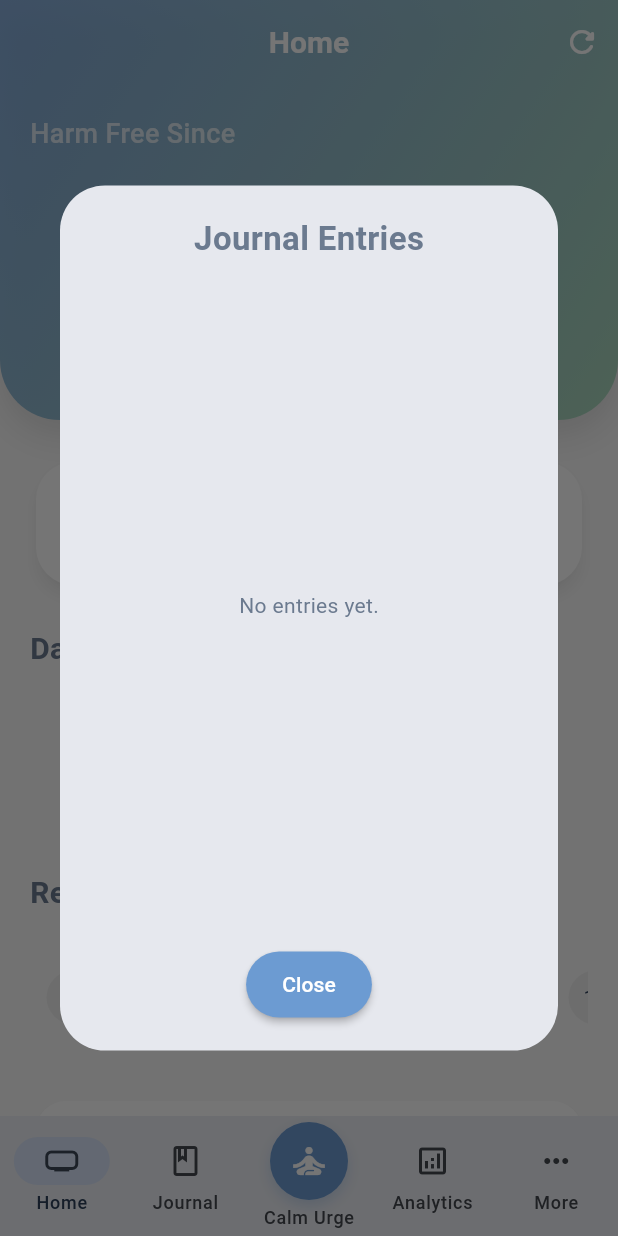
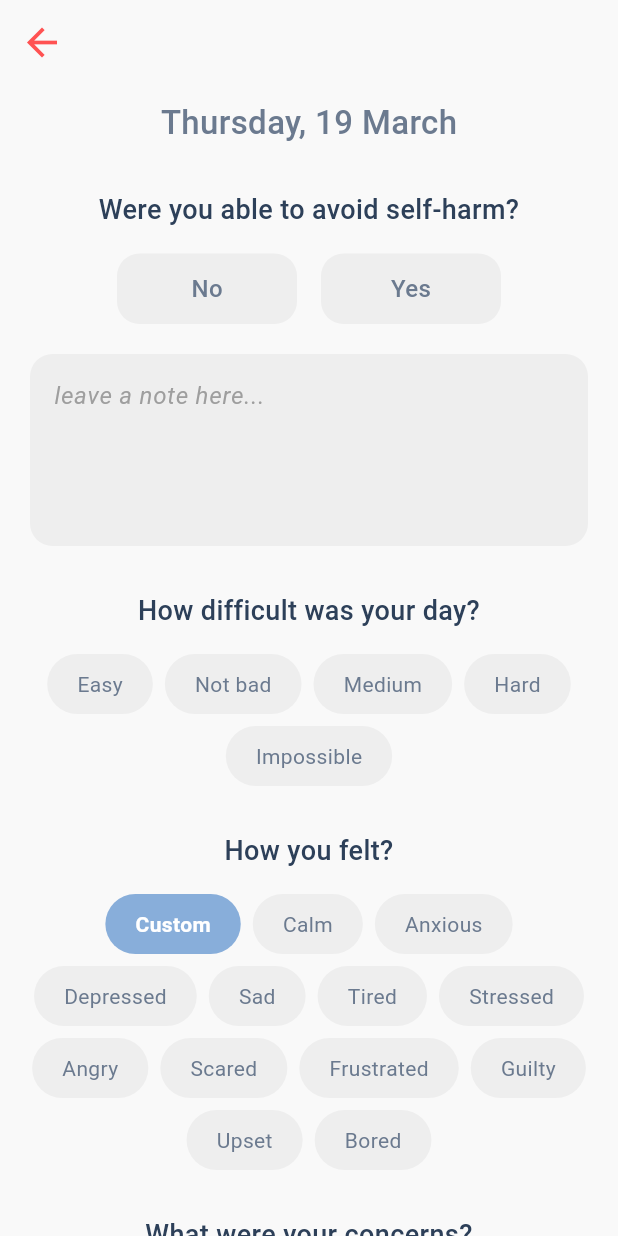
Before and after one commit to Kural002/calm_urge, a Flutter app: the screen it shows after launch, after a tap on "Track", on a phone screen of 412 x 824 dp. Run offline on Flutter 3.47's test engine with Material 3 defaults, Android fonts, the phone set to English and light mode, and no system bars; our stand-ins replace hive, hive_flutter; accounts and stored records are empty; Roboto replaces fonts that are missing (Poppins).

Commit message:
feat: redesign Track Screen and shrink journal calendar

```diff
--- a/lib/views/home/home_view.dart
+++ b/lib/views/home/home_view.dart
@@ -7,6 +7,7 @@ import '../../services/hive_service.dart';
 import '../../core/theme/app_theme.dart';
 import 'home_widgets.dart';
 import 'package:url_launcher/url_launcher.dart';
+import '../../views/track/track_view.dart';
 
 class HomeView extends StatefulWidget {
   const HomeView({super.key});
@@ -242,7 +243,10 @@ class _HomeViewState extends State<HomeView> with TickerProviderStateMixin {
                   label: 'Track',
                   color: AppTheme.primaryColor,
                   onTap: () {
-                    _showDailyTrack(context);
+                    Navigator.push(
+                      context,
+                      MaterialPageRoute(builder: (context) => const TrackView()),
+                    );
                   },
                 ),
               ),
@@ -445,75 +449,17 @@ class _HomeViewState extends State<HomeView> with TickerProviderStateMixin {
     );
   }
 
-  void _showDailyTrack(BuildContext context) {
-    final hive = Provider.of<HiveService>(context, listen: false);
-    final entries = hive.journalEntries
-      ..sort((a, b) => b.createdAt.compareTo(a.createdAt)); // newest first
-
-    showDialog(
-      context: context,
-      builder: (_) => Dialog(
-        shape: RoundedRectangleBorder(borderRadius: BorderRadius.circular(30)),
-        child: Container(
-          width: double.maxFinite,
-          constraints: BoxConstraints(
-            maxHeight: MediaQuery.of(context).size.height * 0.7,
-          ),
-          padding: const EdgeInsets.all(20),
-          child: Column(
-            mainAxisSize: MainAxisSize.min,
-            children: [
-              const Text(
-                'Journal Entries',
-                style: TextStyle(fontSize: 22, fontWeight: FontWeight.bold),
-              ),
-              const SizedBox(height: 16),
-              Expanded(
-                child: entries.isEmpty
-                    ? const Center(child: Text('No entries yet.'))
-                    : ListView.builder(
-                        itemCount: entries.length,
-                        itemBuilder: (context, index) {
-                          final entry = entries[index];
-                          return Card(
-                            margin: const EdgeInsets.only(bottom: 8),
-                            child: ListTile(
-                              title: Text(entry.title),
-                              subtitle: Text(entry.content),
-                              trailing: Text(
-                                DateFormat.yMMMd().format(entry.createdAt),
-                                style: const TextStyle(fontSize: 12),
-                              ),
-                            ),
-                          );
-                        },
-                      ),
-              ),
-              const SizedBox(height: 16),
-              ElevatedButton(
-                onPressed: () => Navigator.pop(context),
-                child: const Text('Close'),
-              ),
-            ],
-          ),
-        ),
-      ),
-    );
-  }
-
   Future<void> _launchCommunityUrl() async {
     final Uri url = Uri.parse(
       'https://www.instagram.com/calmurge?igsh=M3kycXF2OG1yZjUw',
     );
     if (!await launchUrl(url, mode: LaunchMode.externalApplication)) {
-      // Show a snackbar or dialog if the link fails
-      if (context.mounted) {
-        ScaffoldMessenger.of(context).showSnackBar(
-          const SnackBar(
-            content: Text('Could not open the link. Please try again later.'),
-          ),
-        );
-      }
+      if (!mounted) return;
+      ScaffoldMessenger.of(context).showSnackBar(
+        const SnackBar(
+          content: Text('Could not open the link. Please try again later.'),
+        ),
+      );
     }
   }
 
--- a/lib/views/journal/journal_view.dart
+++ b/lib/views/journal/journal_view.dart
@@ -104,8 +104,8 @@ class _JournalViewState extends State<JournalView>
         7; // 0 = Sunday
 
     return Container(
-      padding: const EdgeInsets.all(16),
-      margin: const EdgeInsets.all(16),
+      padding: const EdgeInsets.all(12), // Reduced padding
+      margin: const EdgeInsets.symmetric(horizontal: 32, vertical: 12), // Added more horizontal margin to shrink calendar
       decoration: BoxDecoration(
         color: Colors.white,
         borderRadius: BorderRadius.circular(20),
@@ -142,7 +142,7 @@ class _JournalViewState extends State<JournalView>
             physics: const NeverScrollableScrollPhysics(),
             gridDelegate: const SliverGridDelegateWithFixedCrossAxisCount(
               crossAxisCount: 7,
-              childAspectRatio: 1,
+              childAspectRatio: 1.2, // Slightly wider than tall to reduce vertical height
             ),
             itemCount: 42,
             itemBuilder: (context, index) {
--- /dev/null
+++ b/lib/views/track/track_view.dart
@@ -0,0 +1,371 @@
+import 'package:flutter/material.dart';
+import 'package:provider/provider.dart';
+import 'package:intl/intl.dart';
+import 'package:uuid/uuid.dart';
+
+import '../../core/theme/app_theme.dart';
+import '../../models/journal_entry.dart';
+import '../../services/hive_service.dart';
+
+class TrackView extends StatefulWidget {
+  const TrackView({super.key});
+
+  @override
+  State<TrackView> createState() => _TrackViewState();
+}
+
+class _TrackViewState extends State<TrackView> {
+  // Selections
+  bool? _avoidedSelfHarm;
+  final TextEditingController _noteController = TextEditingController();
+  String? _difficulty;
+  final Set<String> _feelings = {};
+  final Set<String> _concerns = {};
+
+  // Custom inputs
+  final List<String> _customFeelings = [];
+  final List<String> _customConcerns = [];
+
+  // Options matching the screenshot
+  final List<String> _difficultyOptions = [
+    'Easy',
+    'Not bad',
+    'Medium',
+    'Hard',
+    'Impossible'
+  ];
+
+  final List<String> _feelingsOptions = [
+    'Calm', 'Anxious', 'Depressed', 'Sad',
+    'Tired', 'Stressed', 'Angry', 'Scared',
+    'Frustrated', 'Guilty', 'Upset', 'Bored'
+  ];
+
+  final List<String> _concernsOptions = [
+    'Work', 'Love', 'Study', 'Friends',
+    'Past', 'Financial', 'Future', 'Health',
+    'Food', 'Body', 'Family', 'Time'
+  ];
+
+  @override
+  void dispose() {
+    _noteController.dispose();
+    super.dispose();
+  }
+
+  void _saveEntry() async {
+    final hive = Provider.of<HiveService>(context, listen: false);
+
+    // Build the string representation of the entry
+    final buffer = StringBuffer();
+    if (_avoidedSelfHarm != null) {
+      buffer.writeln('Avoided self-harm: ${_avoidedSelfHarm! ? "Yes" : "No"}');
+    }
+    if (_noteController.text.trim().isNotEmpty) {
+      buffer.writeln('Note: ${_noteController.text.trim()}');
+    }
+    if (_difficulty != null) {
+      buffer.writeln('Difficulty: $_difficulty');
+    }
+    if (_feelings.isNotEmpty) {
+      buffer.writeln('Feelings: ${_feelings.join(", ")}');
+    }
+    if (_concerns.isNotEmpty) {
+      buffer.writeln('Concerns: ${_concerns.join(", ")}');
+    }
+
+    final entry = JournalEntry(
+      id: const Uuid().v4(),
+      title: 'Daily Track',
+      content: buffer.toString().trim().isEmpty ? 'Empty track entry' : buffer.toString().trim(),
+      createdAt: DateTime.now(),
+    );
+
+    await hive.addJournalEntry(entry);
+    if (mounted) {
+      Navigator.pop(context);
+    }
+  }
+
+  void _addCustomOption(String title, Function(String) onAdd) {
+    final controller = TextEditingController();
+    showDialog(
+      context: context,
+      builder: (context) => AlertDialog(
+        title: Text('Add Custom $title'),
+        content: TextField(
+          controller: controller,
+          decoration: InputDecoration(
+            hintText: 'Enter your custom $title...',
+            border: const OutlineInputBorder(),
+          ),
+          autofocus: true,
+        ),
+        actions: [
+          TextButton(
+            onPressed: () => Navigator.pop(context),
+            child: const Text('Cancel'),
+          ),
+          ElevatedButton(
+            onPressed: () {
+              if (controller.text.trim().isNotEmpty) {
+                onAdd(controller.text.trim());
+              }
+              Navigator.pop(context);
+            },
+            child: const Text('Add'),
+          ),
+        ],
+      ),
+    );
+  }
+
+  @override
+  Widget build(BuildContext context) {
+    final todayStr = DateFormat('EEEE, d MMMM').format(DateTime.now());
+
+    return Scaffold(
+      appBar: AppBar(
+        leading: IconButton(
+          icon: const Icon(Icons.arrow_back, color: AppTheme.calmUrgeRed, size: 30),
+          onPressed: () => Navigator.pop(context),
+        ),
+      ),
+      body: SingleChildScrollView(
+        padding: const EdgeInsets.symmetric(horizontal: 20, vertical: 10),
+        child: Column(
+          crossAxisAlignment: CrossAxisAlignment.center,
+          children: [
+            Text(
+              todayStr,
+              style: const TextStyle(
+                fontSize: 22,
+                fontWeight: FontWeight.w500,
+                color: AppTheme.textSecondary,
+              ),
+            ),
+            const SizedBox(height: 30),
+
+            // Self Harm Section
+            const Text(
+              'Were you able to avoid self-harm?',
+              style: TextStyle(fontSize: 18, fontWeight: FontWeight.w500, color: AppTheme.textPrimary),
+              textAlign: TextAlign.center,
+            ),
+            const SizedBox(height: 16),
+            Row(
+              mainAxisAlignment: MainAxisAlignment.center,
+              children: [
+                _buildBinaryButton('No', _avoidedSelfHarm == false, () {
+                  setState(() => _avoidedSelfHarm = false);
+                }),
+                const SizedBox(width: 16),
+                _buildBinaryButton('Yes', _avoidedSelfHarm == true, () {
+                  setState(() => _avoidedSelfHarm = true);
+                }),
+              ],
+            ),
+            const SizedBox(height: 20),
+
+            // Note Text Field
+            Container(
+              decoration: BoxDecoration(
+                color: Colors.grey[200],
+                borderRadius: BorderRadius.circular(15),
+              ),
+              child: TextField(
+                controller: _noteController,
+                maxLines: 4,
+                decoration: InputDecoration(
+                  hintText: 'leave a note here...',
+                  hintStyle: TextStyle(color: Colors.grey[500], fontStyle: FontStyle.italic),
+                  border: InputBorder.none,
+                  contentPadding: const EdgeInsets.all(16),
+                ),
+              ),
+            ),
+            const SizedBox(height: 30),
+
+            // Difficulty Section
+            const Text(
+              'How difficult was your day?',
+              style: TextStyle(fontSize: 18, fontWeight: FontWeight.w500, color: AppTheme.textPrimary),
+              textAlign: TextAlign.center,
+            ),
+            const SizedBox(height: 16),
+            Wrap(
+              spacing: 8,
+              runSpacing: 8,
+              alignment: WrapAlignment.center,
+              children: _difficultyOptions.map((opt) {
+                final isSelected = _difficulty == opt;
+                return _buildPill(
+                  opt,
+                  isSelected,
+                  () => setState(() => _difficulty = opt),
+                );
+              }).toList(),
+            ),
+            const SizedBox(height: 30),
+
+            // Feelings Section
+            const Text(
+              'How you felt?',
+              style: TextStyle(fontSize: 18, fontWeight: FontWeight.w500, color: AppTheme.textPrimary),
+              textAlign: TextAlign.center,
+            ),
+            const SizedBox(height: 16),
+            Wrap(
+              spacing: 8,
+              runSpacing: 8,
+              alignment: WrapAlignment.center,
+              children: [
+                _buildCustomPill(() {
+                  _addCustomOption('feeling', (val) {
+                    setState(() {
+                      if (!_customFeelings.contains(val)) _customFeelings.add(val);
+                      _feelings.add(val);
+                    });
+                  });
+                }),
+                ..._customFeelings.map((opt) => _buildPill(
+                  opt,
+                  _feelings.contains(opt),
+                  () => setState(() {
+                    _feelings.contains(opt) ? _feelings.remove(opt) : _feelings.add(opt);
+                  }),
+                )),
+                ..._feelingsOptions.map((opt) => _buildPill(
+                  opt,
+                  _feelings.contains(opt),
+                  () => setState(() {
+                    _feelings.contains(opt) ? _feelings.remove(opt) : _feelings.add(opt);
+                  }),
+                )),
+              ],
+            ),
+            const SizedBox(height: 30),
+
+            // Concerns Section
+            const Text(
+              'What were your concerns?',
+              style: TextStyle(fontSize: 18, fontWeight: FontWeight.w500, color: AppTheme.textPrimary),
+              textAlign: TextAlign.center,
+            ),
+            const SizedBox(height: 16),
+            Wrap(
+              spacing: 8,
+              runSpacing: 8,
+              alignment: WrapAlignment.center,
+              children: [
+                _buildCustomPill(() {
+                  _addCustomOption('concern', (val) {
+                    setState(() {
+                      if (!_customConcerns.contains(val)) _customConcerns.add(val);
+                      _concerns.add(val);
+                    });
+                  });
+                }),
+                ..._customConcerns.map((opt) => _buildPill(
+                  opt,
+                  _concerns.contains(opt),
+                  () => setState(() {
+                    _concerns.contains(opt) ? _concerns.remove(opt) : _concerns.add(opt);
+                  }),
+                )),
+                ..._concernsOptions.map((opt) => _buildPill(
+                  opt,
+                  _concerns.contains(opt),
+                  () => setState(() {
+                    _concerns.contains(opt) ? _concerns.remove(opt) : _concerns.add(opt);
+                  }),
+                )),
+              ],
+            ),
+            const SizedBox(height: 40),
+
+            // Save Button
+            SizedBox(
+              width: double.infinity,
+              height: 50,
+              child: ElevatedButton(
+                onPressed: _saveEntry,
+                style: ElevatedButton.styleFrom(
+                  backgroundColor: AppTheme.primaryColor,
+                  shape: RoundedRectangleBorder(borderRadius: BorderRadius.circular(25)),
+                ),
+                child: const Text('Save Entry', style: TextStyle(fontSize: 16)),
+              ),
+            ),
+            const SizedBox(height: 40),
+          ],
+        ),
+      ),
+    );
+  }
+
+  Widget _buildBinaryButton(String text, bool isSelected, VoidCallback onTap) {
+    return GestureDetector(
+      onTap: onTap,
+      child: Container(
+        width: 120,
+        padding: const EdgeInsets.symmetric(vertical: 12),
+        decoration: BoxDecoration(
+          color: isSelected ? AppTheme.primaryColor : Colors.grey[200],
+          borderRadius: BorderRadius.circular(15),
+        ),
+        alignment: Alignment.center,
+        child: Text(
+          text,
+          style: TextStyle(
+            color: isSelected ? Colors.white : AppTheme.textSecondary,
+            fontWeight: FontWeight.w500,
+            fontSize: 16,
+          ),
+        ),
+      ),
+    );
+  }
+
+  Widget _buildPill(String text, bool isSelected, VoidCallback onTap) {
+    return GestureDetector(
+      onTap: onTap,
+      child: Container(
+        padding: const EdgeInsets.symmetric(horizontal: 20, vertical: 10),
+        decoration: BoxDecoration(
+          color: isSelected ? AppTheme.primaryColor : Colors.grey[200],
+          borderRadius: BorderRadius.circular(20),
+        ),
+        child: Text(
+          text,
+          style: TextStyle(
+            color: isSelected ? Colors.white : AppTheme.textSecondary,
+            fontSize: 14,
+            fontWeight: isSelected ? FontWeight.w600 : FontWeight.normal,
+          ),
+        ),
+      ),
+    );
+  }
+
+  Widget _buildCustomPill(VoidCallback onTap) {
+    return GestureDetector(
+      onTap: onTap,
+      child: Container(
+        padding: const EdgeInsets.symmetric(horizontal: 20, vertical: 10),
+        decoration: BoxDecoration(
+          color: AppTheme.primaryColor.withOpacity(0.8), // Using a shade of the theme's primary blue color
+          borderRadius: BorderRadius.circular(20),
+        ),
+        child: const Text(
+          'Custom',
+          style: TextStyle(
+            color: Colors.white,
+            fontSize: 14,
+            fontWeight: FontWeight.w600,
+          ),
+        ),
+      ),
+    );
+  }
+}
--- a/pubspec.yaml
+++ b/pubspec.yaml
@@ -28,6 +28,7 @@ environment:
 # the latest version available on pub.dev. To see which dependencies have newer
 # versions available, run `flutter pub outdated`.
 dependencies:
+  flutter_skill: ^0.2.6
   flutter:
     sdk: flutter
 
```
Also changed, not shown: pubspec.lock.
